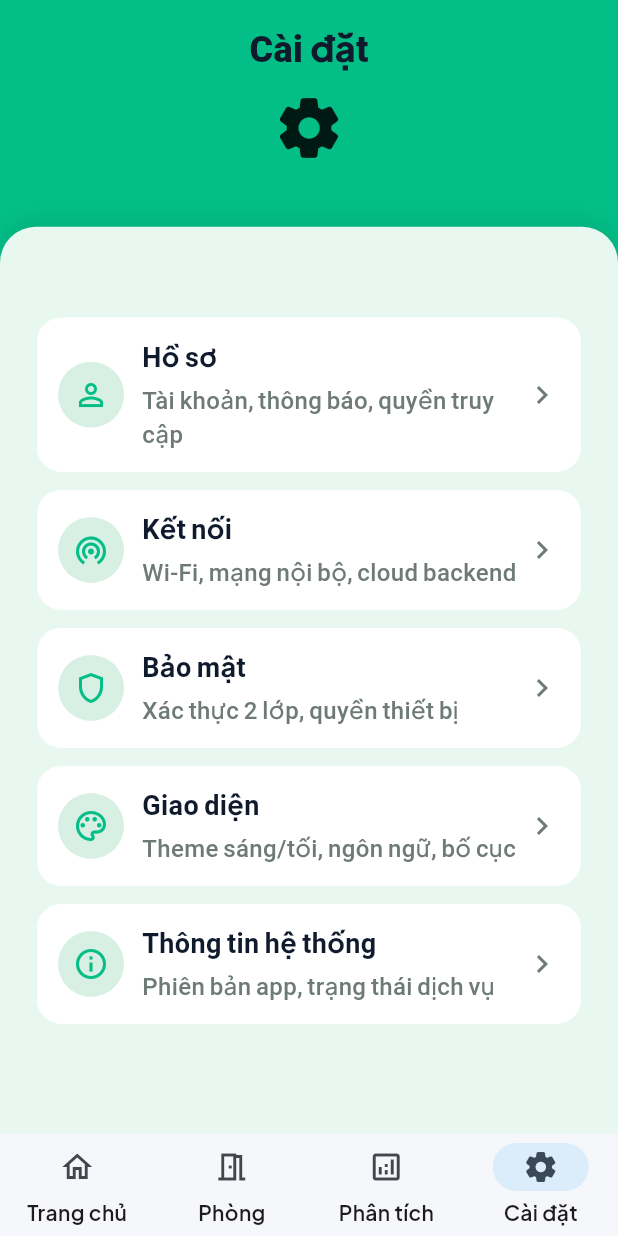
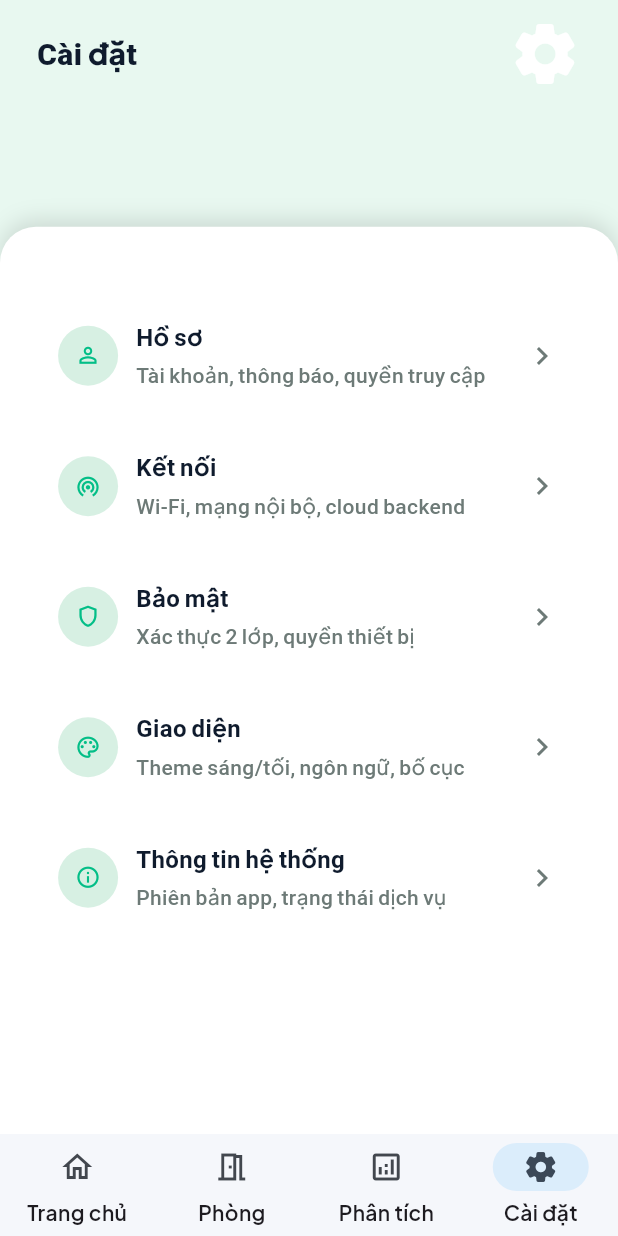
Before and after one commit to duongnh193/IoT-Flutter-App, a Flutter app: the SettingsScreen screen opened by its route, on a phone screen of 412 x 824 dp. Run offline on Flutter 3.47's test engine with Material 3 defaults, Android fonts, the phone set to English and light mode, and no system bars; our stand-ins replace firebase_auth, firebase_core, firebase_database, fl_chart, flutter_riverpod, flutter_svg and 3 more; accounts and stored records are empty.

Commit message:
update share layout for all main screen

```diff
--- a/lib/features/devices/presentation/devices_screen.dart
+++ b/lib/features/devices/presentation/devices_screen.dart
@@ -22,6 +22,7 @@ class DevicesScreen extends ConsumerWidget {
       panelHeightFactor: sizeClass == ScreenSizeClass.expanded ? 0.85 : 0.80,
       horizontalPaddingFactor: 0.06,
       scrollable: true,
+      titleWidget: _TitleSection(context: context),
       body: (context, constraints) {
         return roomsAsync.when(
           data: (rooms) => _buildRoomsGrid(context, constraints, rooms),
@@ -79,3 +80,43 @@ class DevicesScreen extends ConsumerWidget {
     );
   }
 }
+
+/// Custom title section with icon
+class _TitleSection extends StatelessWidget {
+  const _TitleSection({
+    required this.context,
+  });
+
+  final BuildContext context;
+
+  @override
+  Widget build(BuildContext context) {
+    final sizeClass = context.screenSizeClass;
+    final iconSize = sizeClass == ScreenSizeClass.expanded
+        ? 56.0
+        : sizeClass == ScreenSizeClass.medium
+            ? 52.0
+            : 48.0;
+
+    return Row(
+      mainAxisAlignment: MainAxisAlignment.spaceBetween,
+      crossAxisAlignment: CrossAxisAlignment.center,
+      children: [
+        Expanded(
+          child: Text(
+            'Chọn Phòng',
+            style: context.responsiveHeadlineL.copyWith(
+              fontWeight: FontWeight.w800,
+            ),
+          ),
+        ),
+        SizedBox(width: AppSpacing.md),
+        Icon(
+          Icons.meeting_room,
+          size: iconSize,
+          color: Colors.white,
+        ),
+      ],
+    );
+  }
+}
--- a/lib/features/devices/presentation/room_list_screen.dart
+++ b/lib/features/devices/presentation/room_list_screen.dart
@@ -10,6 +10,7 @@ import '../data/models/room_model.dart';
 import '../providers/device_provider.dart';
 import '../providers/room_provider.dart';
 import '../../../shared/layout/app_scaffold.dart';
+import '../../../shared/layout/content_scaffold.dart';
 
 class RoomListScreen extends ConsumerWidget {
   const RoomListScreen({super.key});
@@ -18,28 +19,47 @@ class RoomListScreen extends ConsumerWidget {
   Widget build(BuildContext context, WidgetRef ref) {
     final roomsAsync = ref.watch(roomListProvider);
     final devices = ref.watch(devicesProvider);
+    final sizeClass = context.screenSizeClass;
 
-    return AppScaffold(
+    return ContentScaffold(
       title: 'Phòng',
-      body: roomsAsync.when(
+      panelHeightFactor: sizeClass == ScreenSizeClass.expanded ? 0.85 : 0.80,
+      horizontalPaddingFactor: 0.06,
+      scrollable: true,
+      titleWidget: _TitleSection(context: context),
+      body: (context, constraints) {
+        return roomsAsync.when(
           data: (rooms) => _buildRoomsList(context, rooms, devices),
           loading: () => const Center(child: CircularProgressIndicator()),
           error: (error, stack) => Center(
             child: Text('Lỗi: $error', style: context.responsiveBodyM),
           ),
-      ),
+        );
+      },
     );
   }
 
   Widget _buildRoomsList(BuildContext context, List rooms, List devices) {
     final sizeClass = context.screenSizeClass;
     final spacing = sizeClass == ScreenSizeClass.expanded
-        ? AppSpacing.lg
-        : AppSpacing.md;
+        ? AppSpacing.xl
+        : AppSpacing.lg;
+
+    // Calculate tile width based on screen size
+    final screenWidth = MediaQuery.of(context).size.width;
+    final horizontalPadding = screenWidth * 0.06 * 2; // Left + right padding
+    final availableWidth = screenWidth - horizontalPadding;
+
+    // For expanded: 2 columns, medium: 2 columns, compact: 1 column
+    final crossAxisCount = sizeClass == ScreenSizeClass.expanded ? 2 :
+                          sizeClass == ScreenSizeClass.medium ? 2 : 1;
+    final tileWidth = (availableWidth - (spacing * (crossAxisCount - 1))) / crossAxisCount;
 
     return Wrap(
       spacing: spacing,
       runSpacing: spacing,
+      alignment: WrapAlignment.center,
+      crossAxisAlignment: WrapCrossAlignment.start,
       children: rooms.map((room) {
         final roomDevices = devices.where((d) {
           final roomName = d.room.toLowerCase();
@@ -57,7 +77,9 @@ class RoomListScreen extends ConsumerWidget {
             ? 'Không có thiết bị'
             : 'Đang hoạt động';
 
-        return _RoomTile(
+        return SizedBox(
+          width: tileWidth,
+          child: _RoomTile(
             room: room,
             deviceLabel: deviceLabel,
             statusLabel: status,
@@ -65,8 +87,49 @@ class RoomListScreen extends ConsumerWidget {
               AppRoute.roomDetail.name,
               pathParameters: {'roomId': room.id},
             ),
+          ),
         );
       }).toList(),
+    );
+  }
+}
+
+/// Custom title section with icon
+class _TitleSection extends StatelessWidget {
+  const _TitleSection({
+    required this.context,
+  });
+
+  final BuildContext context;
+
+  @override
+  Widget build(BuildContext context) {
+    final sizeClass = context.screenSizeClass;
+    final iconSize = sizeClass == ScreenSizeClass.expanded
+        ? 56.0
+        : sizeClass == ScreenSizeClass.medium
+            ? 52.0
+            : 48.0;
+
+    return Row(
+      mainAxisAlignment: MainAxisAlignment.spaceBetween,
+      crossAxisAlignment: CrossAxisAlignment.center,
+      children: [
+        Expanded(
+          child: Text(
+            'Phòng',
+            style: context.responsiveHeadlineL.copyWith(
+              fontWeight: FontWeight.w800,
+            ),
+          ),
+        ),
+        SizedBox(width: AppSpacing.md),
+        Icon(
+          Icons.home_outlined,
+          size: iconSize,
+          color: Colors.white,
+        ),
+      ],
     );
   }
 }
--- a/lib/features/settings/presentation/settings_screen.dart
+++ b/lib/features/settings/presentation/settings_screen.dart
@@ -2,14 +2,17 @@ import 'package:flutter/material.dart';
 
 import '../../../core/constants/app_colors.dart';
 import '../../../core/constants/app_spacing.dart';
-import '../../../core/constants/app_typography.dart';
-import '../../../shared/layout/auth_scaffold.dart';
+import '../../../core/constants/responsive_typography.dart';
+import '../../../shared/layout/app_scaffold.dart';
+import '../../../shared/layout/content_scaffold.dart';
 
 class SettingsScreen extends StatelessWidget {
   const SettingsScreen({super.key});
 
   @override
   Widget build(BuildContext context) {
+    final sizeClass = context.screenSizeClass;
+
     final tiles = [
       const _SettingsTileData(
         icon: Icons.person_outline,
@@ -38,43 +41,67 @@ class SettingsScreen extends StatelessWidget {
       ),
     ];
 
-    return AuthScaffold(
+    return ContentScaffold(
       title: 'Cài đặt',
-      panelHeightFactor: 0.8,
-      contentTopPaddingFactor: 0.08,
-      showWave: false,
-      panelScrollable: false,
+      panelHeightFactor: sizeClass == ScreenSizeClass.expanded ? 0.85 : 0.80,
       horizontalPaddingFactor: 0.06,
-      panelBuilder: (_) {
-        return SingleChildScrollView(
-          child: Column(
-            crossAxisAlignment: CrossAxisAlignment.start,
-            children: [
-              AppSpacing.h12,
-              ...tiles.map(
-                (tile) => Padding(
-                  padding: const EdgeInsets.only(bottom: AppSpacing.md),
-                  child: _SettingsTile(tile: tile),
-                ),
-              ),
-            ],
-          ),
+      scrollable: true,
+      titleWidget: _TitleSection(context: context),
+      body: (context, constraints) {
+        final spacing = sizeClass == ScreenSizeClass.expanded
+            ? AppSpacing.lg
+            : AppSpacing.md;
+
+        return Column(
+          crossAxisAlignment: CrossAxisAlignment.start,
+          children: tiles.map(
+            (tile) => Padding(
+              padding: EdgeInsets.only(bottom: spacing),
+              child: _SettingsTile(tile: tile),
+            ),
+          ).toList(),
         );
       },
-      titleWidget: Padding(
-        padding: const EdgeInsets.symmetric(horizontal: AppSpacing.lg),
-        child: Column(
-          children: [
-            Text(
-              'Cài đặt',
-              style: AppTypography.headlineL,
+    );
+  }
+}
+
+/// Custom title section with icon
+class _TitleSection extends StatelessWidget {
+  const _TitleSection({
+    required this.context,
+  });
+
+  final BuildContext context;
+
+  @override
+  Widget build(BuildContext context) {
+    final sizeClass = context.screenSizeClass;
+    final iconSize = sizeClass == ScreenSizeClass.expanded
+        ? 56.0
+        : sizeClass == ScreenSizeClass.medium
+            ? 52.0
+            : 48.0;
+
+    return Row(
+      mainAxisAlignment: MainAxisAlignment.spaceBetween,
+      crossAxisAlignment: CrossAxisAlignment.center,
+      children: [
+        Expanded(
+          child: Text(
+            'Cài đặt',
+            style: context.responsiveHeadlineL.copyWith(
+              fontWeight: FontWeight.w800,
             ),
-            AppSpacing.h12,
-            const Icon(Icons.settings_rounded,
-                size: 48, color: Colors.black87),
-          ],
+          ),
         ),
-      ),
+        SizedBox(width: AppSpacing.md),
+        Icon(
+          Icons.settings_rounded,
+          size: iconSize,
+          color: Colors.white,
+        ),
+      ],
     );
   }
 }
@@ -98,6 +125,22 @@ class _SettingsTile extends StatelessWidget {
 
   @override
   Widget build(BuildContext context) {
+    final sizeClass = context.screenSizeClass;
+    final avatarRadius = sizeClass == ScreenSizeClass.expanded
+        ? AppSpacing.cardRadius + 8
+        : sizeClass == ScreenSizeClass.medium
+            ? AppSpacing.cardRadius + 6
+            : AppSpacing.cardRadius + 4;
+    final padding = sizeClass == ScreenSizeClass.expanded
+        ? const EdgeInsets.symmetric(
+            horizontal: AppSpacing.lg,
+            vertical: AppSpacing.lg,
+          )
+        : const EdgeInsets.symmetric(
+            horizontal: AppSpacing.md + 2,
+            vertical: AppSpacing.md + 2,
+          );
+
     return Material(
       color: Colors.white,
       borderRadius: BorderRadius.circular(AppSpacing.cardRadius),
@@ -105,37 +148,48 @@ class _SettingsTile extends StatelessWidget {
         borderRadius: BorderRadius.circular(AppSpacing.cardRadius),
         onTap: () {},
         child: Padding(
-          padding: const EdgeInsets.symmetric(
-            horizontal: AppSpacing.md + 2,
-            vertical: AppSpacing.md + 2,
-          ),
+          padding: padding,
           child: Row(
             children: [
               CircleAvatar(
-                radius: AppSpacing.cardRadius + 6,
+                radius: avatarRadius,
                 backgroundColor: AppColors.primarySoft,
-                child: Icon(tile.icon, color: AppColors.primary),
+                child: Icon(
+                  tile.icon,
+                  color: AppColors.primary,
+                  size: avatarRadius * 0.85,
+                ),
               ),
-              AppSpacing.w12,
+              SizedBox(width: sizeClass == ScreenSizeClass.expanded
+                  ? AppSpacing.lg
+                  : AppSpacing.md),
               Expanded(
                 child: Column(
                   crossAxisAlignment: CrossAxisAlignment.start,
                   children: [
                     Text(
                       tile.title,
-                      style: AppTypography.titleM,
+                      style: context.responsiveTitleM.copyWith(
+                        fontWeight: FontWeight.w700,
+                      ),
                     ),
-                    AppSpacing.h4,
+                    SizedBox(height: sizeClass == ScreenSizeClass.expanded
+                        ? AppSpacing.xs
+                        : AppSpacing.xs / 2),
                     Text(
                       tile.subtitle,
-                      style: AppTypography.bodyM.copyWith(
+                      style: context.responsiveBodyM.copyWith(
                         color: AppColors.textSecondary,
                       ),
                     ),
                   ],
                 ),
               ),
-              const Icon(Icons.chevron_right, color: AppColors.textSecondary),
+              Icon(
+                Icons.chevron_right,
+                color: AppColors.textSecondary,
+                size: sizeClass == ScreenSizeClass.expanded ? 28.0 : 24.0,
+              ),
             ],
           ),
         ),
```
Lines whose indentation alone changed are shown as unchanged.
